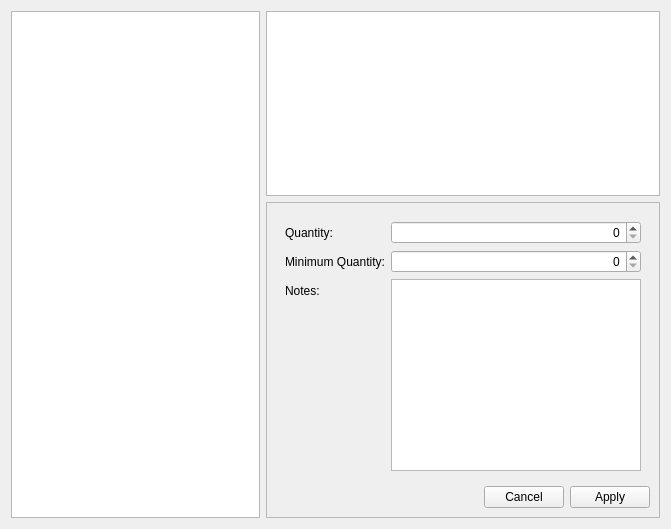
This is partsmainwidget.ui in jassuncao/eparts as Qt 5 draws it before an edit. The edited form follows.
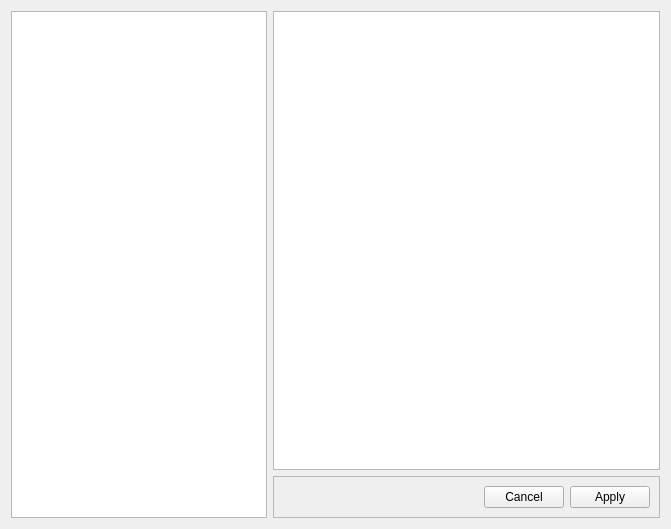
This is the edited form.

Commit message: * Added PartDetailWidget to show and edit the details of part

The edit to the form file:
```diff
--- a/partsmainwidget.ui
+++ b/partsmainwidget.ui
@@ -57,81 +57,6 @@
         <enum>QFrame::Raised</enum>
        </property>
        <layout class="QVBoxLayout" name="verticalLayout">
-        <item>
-         <widget class="QWidget" name="widget" native="true">
-          <property name="sizePolicy">
-           <sizepolicy hsizetype="Preferred" vsizetype="Preferred">
-            <horstretch>0</horstretch>
-            <verstretch>0</verstretch>
-           </sizepolicy>
-          </property>
-          <layout class="QFormLayout" name="formLayout">
-           <item row="0" column="0">
-            <widget class="QLabel" name="label">
-             <property name="text">
-              <string>Quantity:</string>
-             </property>
-            </widget>
-           </item>
-           <item row="0" column="1">
-            <widget class="QSpinBox" name="spinBox">
-             <property name="sizePolicy">
-              <sizepolicy hsizetype="Preferred" vsizetype="Fixed">
-               <horstretch>0</horstretch>
-               <verstretch>0</verstretch>
-              </sizepolicy>
-             </property>
-             <property name="alignment">
-              <set>Qt::AlignRight|Qt::AlignTrailing|Qt::AlignVCenter</set>
-             </property>
-             <property name="maximum">
-              <number>65535</number>
-             </property>
-            </widget>
-           </item>
-           <item row="1" column="0">
-            <widget class="QLabel" name="label_2">
-             <property name="text">
-              <string>Minimum Quantity:</string>
-             </property>
-            </widget>
-           </item>
-           <item row="1" column="1">
-            <widget class="QSpinBox" name="spinBox_2">
-             <property name="sizePolicy">
-              <sizepolicy hsizetype="Preferred" vsizetype="Fixed">
-               <horstretch>0</horstretch>
-               <verstretch>0</verstretch>
-              </sizepolicy>
-             </property>
-             <property name="alignment">
-              <set>Qt::AlignRight|Qt::AlignTrailing|Qt::AlignVCenter</set>
-             </property>
-             <property name="maximum">
-              <number>65535</number>
-             </property>
-            </widget>
-           </item>
-           <item row="2" column="0">
-            <widget class="QLabel" name="label_3">
-             <property name="text">
-              <string>Notes:</string>
-             </property>
-            </widget>
-           </item>
-           <item row="2" column="1">
-            <widget class="QTextEdit" name="textEdit">
-             <property name="sizePolicy">
-              <sizepolicy hsizetype="Preferred" vsizetype="MinimumExpanding">
-               <horstretch>0</horstretch>
-               <verstretch>0</verstretch>
-              </sizepolicy>
-             </property>
-            </widget>
-           </item>
-          </layout>
-         </widget>
-        </item>
         <item>
          <widget class="QDialogButtonBox" name="buttonBox">
           <property name="standardButtons">
```
The commit also changes 7 other files.
